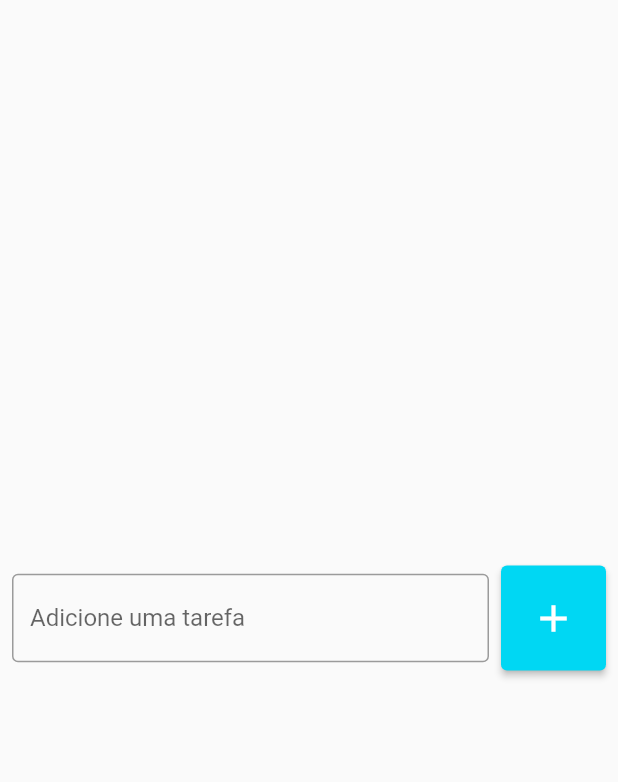
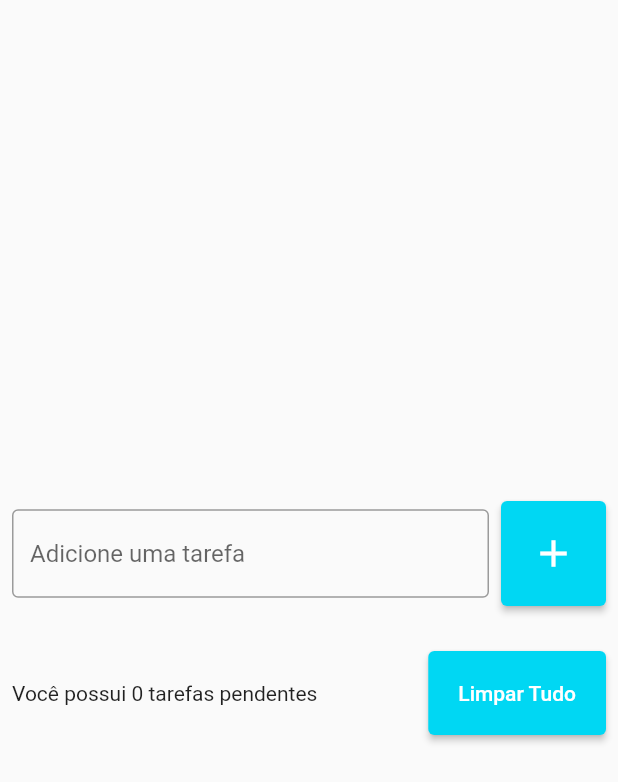
Before and after one commit to IagoAntunes/listtarefas, a Flutter app: the screen it shows after launch, on a phone screen of 412 x 824 dp. Shown: the top 782 px of the screen. Run offline on Flutter 3.47's test engine with Material 2 defaults, Android fonts, the phone set to English and light mode, and no system bars.

Commit message:
new Widgets

```diff
--- a/lib/pages/todo_list_page.dart
+++ b/lib/pages/todo_list_page.dart
@@ -9,7 +9,10 @@ class ToDoListPage extends StatelessWidget {
       body: Center(
           child: Padding(
         padding: const EdgeInsets.symmetric(horizontal: 8.0),
-        child: Row(
+        child: Column(
+          mainAxisSize: MainAxisSize.min,
+          children: [
+            Row(
               children: [
                 const Expanded(
                   child: TextField(
@@ -28,8 +31,25 @@ class ToDoListPage extends StatelessWidget {
                     size: 30,
                   ),
                   style: ElevatedButton.styleFrom(
+                      backgroundColor: const Color(0xff00d7f3),
+                      padding: const EdgeInsets.all(20)),
+                )
+              ],
+            ),
+            const SizedBox(
+              height: 30,
+            ),
+            Row(
+              children: [
+                const Expanded(child: Text("Você possui 0 tarefas pendentes")),
+                const SizedBox(width: 8),
+                ElevatedButton(
+                    onPressed: () {},
+                    child: Text("Limpar Tudo"),
+                    style: ElevatedButton.styleFrom(
                         backgroundColor: Color(0xff00d7f3),
-                  padding: EdgeInsets.all(20)),
+                        padding: EdgeInsets.all(20)))
+              ],
             )
           ],
         ),
```
Lines whose indentation alone changed are shown as unchanged.
